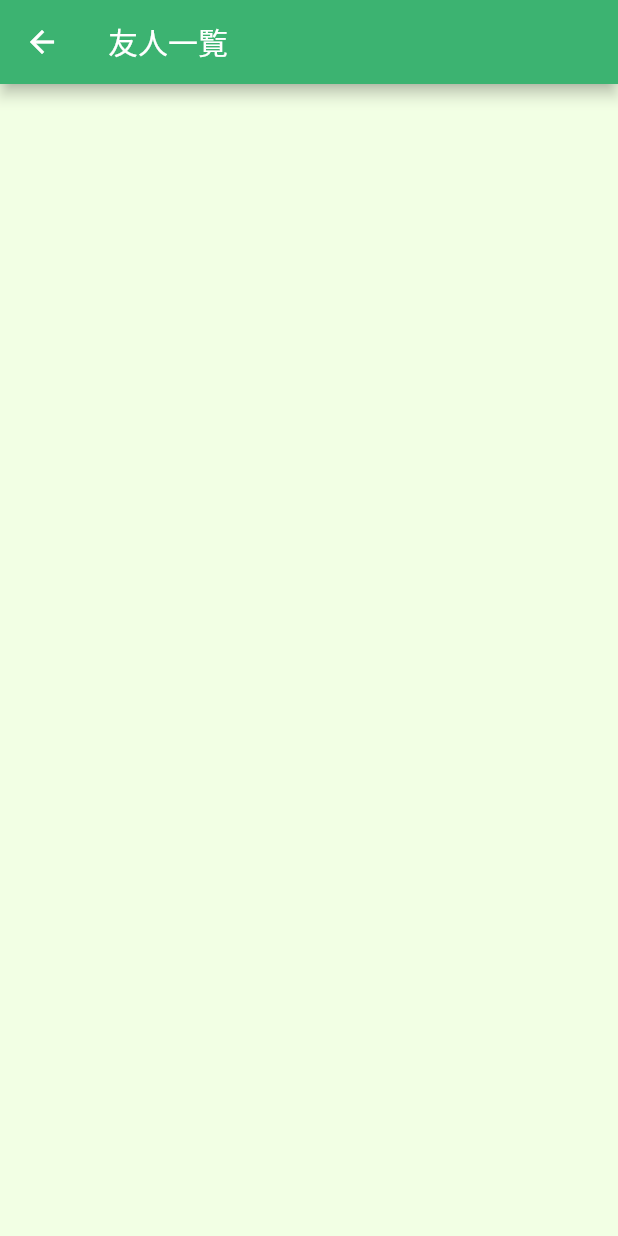
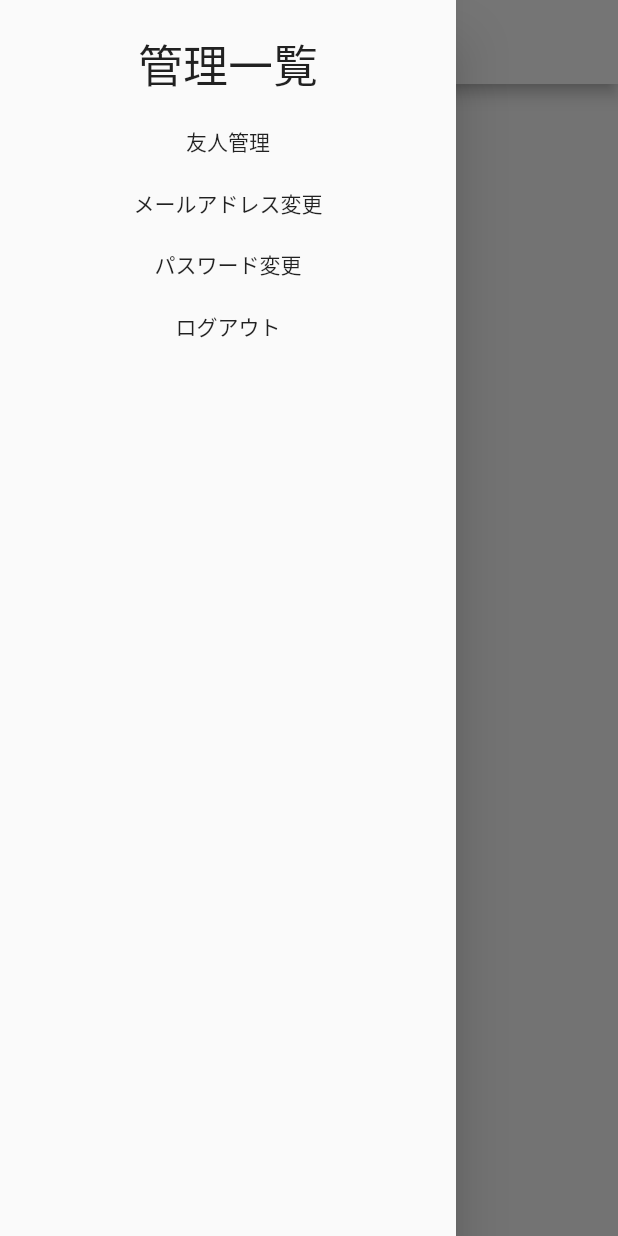
Before and after one commit to yusuke777777/TsuyosukeTennis, a Flutter app: the FriendManagerPage screen opened directly, with the side drawer open (before the commit the screen has no drawer), on a phone screen of 412 x 824 dp. Run offline on Flutter 3.47's test engine with Material 2 defaults, Android fonts, the phone set to English and light mode, and no system bars; our stand-ins replace bordered_text, cloud_firestore, firebase_auth, firebase_core, firebase_messaging, firebase_storage and 7 more; missing offline and left inert: qr_code_scanner; accounts and stored records are empty.

```diff
--- a/lib/Page/FriendManagerPage.dart
+++ b/lib/Page/FriendManagerPage.dart
@@ -7,6 +7,7 @@ import 'package:tsuyosuke_tennis_ap/Page/ProfileReference.dart';
 import '../Common/CfriendsList.dart';
 import '../Common/CtalkRoom.dart';
 import '../FireBase/FireBase.dart';
+import '../PropSetCofig.dart';
 import '../UnderMenuMove.dart';
 import 'ProfileSetting.dart';
 import 'TalkRoom.dart';
@@ -30,12 +31,17 @@ class _FriendManagerPageState extends State<FriendManagerPage> {
 
   @override
   Widget build(BuildContext context) {
+    HeaderConfig().init(context, "友人管理");
+    DrawerConfig().init(context);
+
     return Scaffold(
-      backgroundColor: const Color(0xFFF2FFE4),
       appBar: AppBar(
-        backgroundColor: Color(0xFF3CB371),
-        title: Text("友人一覧"),
+        backgroundColor: HeaderConfig.backGroundColor,
+        title: HeaderConfig.appBarText,
+        iconTheme: IconThemeData(color: Colors.black),
       ),
+      //ドロアー画面の処理
+      drawer: DrawerConfig.drawer,
       body: StreamBuilder<QuerySnapshot>(
         stream: FirestoreMethod.friendsListSnapshot,
         builder: (context, snapshot) {
@@ -61,7 +67,7 @@ class _FriendManagerPageState extends State<FriendManagerPage> {
                             ],
                           ),
                           child: Card(
-                            color: const Color(0xFFF2FFE4),
+                            color: Colors.white,
                             child: Container(
                               height: 70,
                               child: Row(
```
